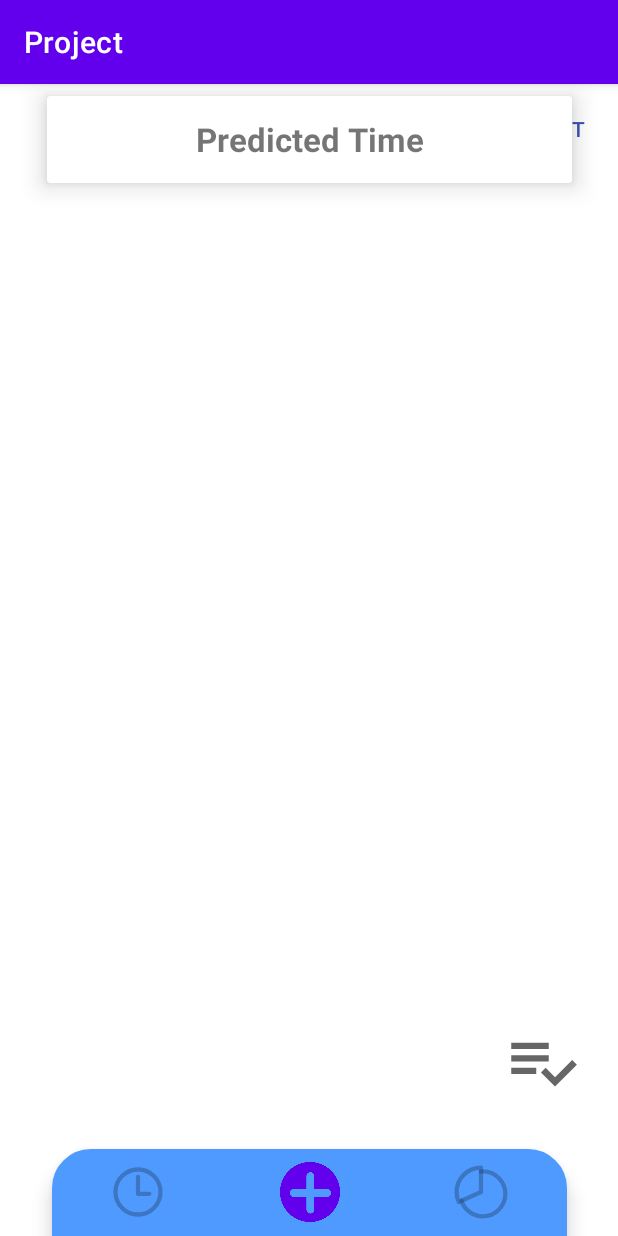
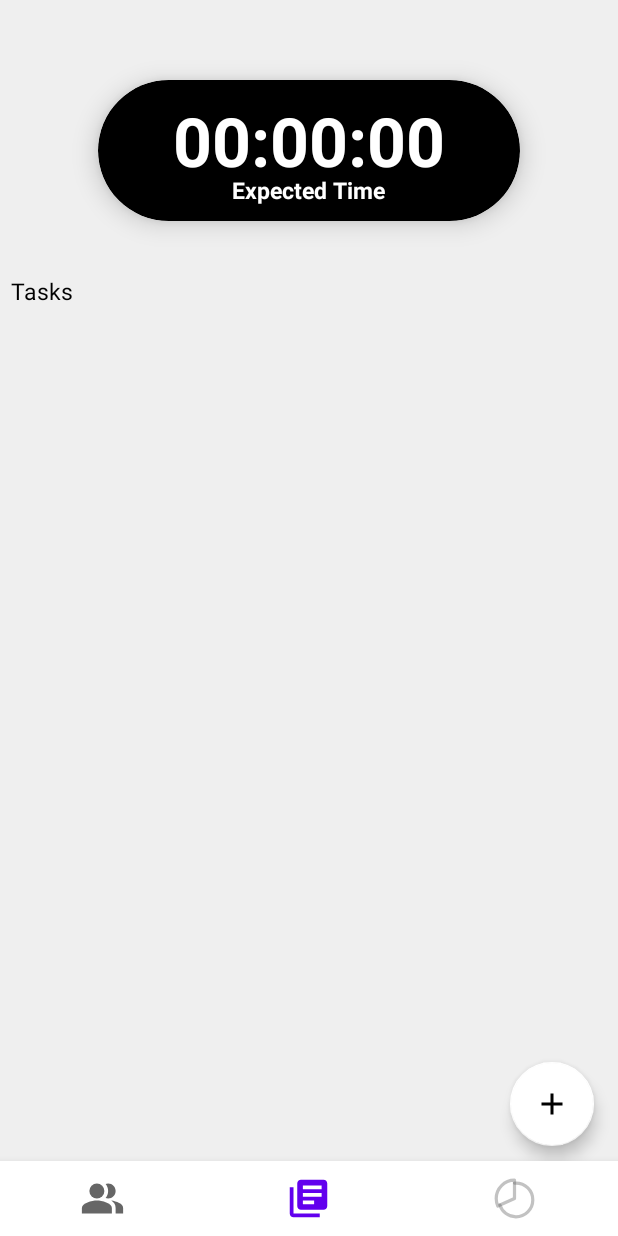
Before and after one commit to vansh482/Padh.Le, an Android app: the screen it shows after launch once a user with an empty profile is signed in (MainActivity), on a phone screen of 412 x 824 dp. Run offline under Robolectric (Android 15) with nearby library versions, the phone set to English and light mode, and no system bars; our stand-ins replace Firebase (no records; nobody signed in at launch, a user with empty details on screens opened directly), Volley; libraries missing offline, so code that uses them is left out: com.firebase.ui, it.xabaras.android; network calls fail.

Commit message:
added some animations, and rounded corners in recView

```diff
--- a/app/build.gradle
+++ b/app/build.gradle
@@ -30,6 +30,7 @@ android {
 
 dependencies {
     implementation 'com.google.android.material:material:1.2.1'
+    implementation 'com.google.android.material:material:1.3.0-alpha02'
     implementation 'androidx.appcompat:appcompat:1.5.1'
     implementation 'com.google.android.material:material:1.7.0'
     implementation 'androidx.constraintlayout:constraintlayout:2.1.4'
--- a/app/src/main/AndroidManifest.xml
+++ b/app/src/main/AndroidManifest.xml
@@ -2,7 +2,6 @@
 <manifest xmlns:android="http://schemas.android.com/apk/res/android"
     xmlns:tools="http://schemas.android.com/tools"
     package="com.example.project">
-
     <uses-permission android:name="android.permission.INTERNET" />
 
     <application
--- a/app/src/main/java/com/example/project/FirstFragment.java
+++ b/app/src/main/java/com/example/project/FirstFragment.java
@@ -34,6 +34,7 @@ import com.android.volley.toolbox.Volley;
 import com.google.android.gms.tasks.OnCompleteListener;
 import com.google.android.gms.tasks.OnFailureListener;
 import com.google.android.gms.tasks.OnSuccessListener;
+import com.google.android.material.floatingactionbutton.FloatingActionButton;
 import com.google.android.material.snackbar.Snackbar;
 import com.google.firebase.auth.FirebaseAuth;
 import com.google.firebase.auth.FirebaseUser;
@@ -58,7 +59,7 @@ public class FirstFragment extends Fragment {
 
     RecyclerView recyclerView;
     RecyclerAdapter recyclerAdapter;
-    ImageView enter;
+    FloatingActionButton enter;
 
     RecyclerAdapter.RecyclerViewClickListener listener;
     List<Task> myList;
@@ -332,7 +333,7 @@ public class FirstFragment extends Fragment {
                             String data = jsonObject.getString("time");
                             long time = Integer.parseInt(data) - 98;
                             data = calcSTime(time*60*1000);
-                            predictedTime.setText("Predicted Time: "+ data);
+                            predictedTime.setText(data);
                         } catch (JSONException e) {
                             e.printStackTrace();
                         }
--- a/app/src/main/java/com/example/project/FragmentBegin.java
+++ b/app/src/main/java/com/example/project/FragmentBegin.java
@@ -21,6 +21,7 @@ import androidx.recyclerview.widget.LinearLayoutManager;
 import com.google.android.gms.tasks.OnCompleteListener;
 import com.google.android.gms.tasks.OnFailureListener;
 import com.google.android.gms.tasks.OnSuccessListener;
+import com.google.android.material.floatingactionbutton.FloatingActionButton;
 import com.google.firebase.auth.FirebaseAuth;
 import com.google.firebase.auth.FirebaseUser;
 import com.google.firebase.firestore.CollectionReference;
@@ -40,6 +41,7 @@ public class FragmentBegin extends Fragment {
     Button create_button;
     EditText entered_id;
     CardView cardView, cardView1;
+    FloatingActionButton signOut;
     FirebaseUser user= FirebaseAuth.getInstance().getCurrentUser();
     FirebaseFirestore db = FirebaseFirestore.getInstance();
     @SuppressLint("MissingInflatedId")
@@ -57,11 +59,11 @@ public class FragmentBegin extends Fragment {
         entered_id = view.findViewById(R.id.entered_id);
         cardView = view.findViewById(R.id.cardView);
         cardView1 = view.findViewById(R.id.cardView1);
-
+        signOut = view.findViewById(R.id.signOut);
 //        animateButton(join_button);
 //        animateButton(create_button);
-        animateView(cardView1, 1000);
-        animateView(cardView, 2000);
+        animateView(cardView1, 600);
+        animateView(cardView, 1000);
         join_button.setOnClickListener(new View.OnClickListener() {
             @Override
             public void onClick(View v) {
@@ -185,6 +187,13 @@ public class FragmentBegin extends Fragment {
 //                getActivity().getSupportFragmentManager().beginTransaction().add(R.id.container, session).commit();
             }
         });
+
+        signOut.setOnClickListener(new View.OnClickListener() {
+            @Override
+            public void onClick(View view) {
+
+            }
+        });
         return view;
     }
 
--- /dev/null
+++ b/app/src/main/res/drawable/add_task_floating.xml
@@ -0,0 +1,5 @@
+<vector android:height="24dp" android:tint="#000000"
+    android:viewportHeight="24" android:viewportWidth="24"
+    android:width="24dp" xmlns:android="http://schemas.android.com/apk/res/android">
+    <path android:fillColor="@android:color/white" android:pathData="M19,13h-6v6h-2v-6H5v-2h6V5h2v6h6v2z"/>
+</vector>
--- a/app/src/main/res/drawable/b.xml
+++ b/app/src/main/res/drawable/b.xml
@@ -1,5 +1,5 @@
 <shape xmlns:android="http://schemas.android.com/apk/res/android" android:shape="rectangle">
-    <corners android:topLeftRadius="25sp" android:topRightRadius="25sp"/>
-    <solid android:color="#4F9AFF"/>
-    <stroke android:width="1dip" android:color="#4F9AFF"/>
+    <corners android:radius="15dp"/>
+    <solid android:color="#ffffff"/>
+    <stroke android:width="1dip" android:color="#104800b6"/>
 </shape>
--- /dev/null
+++ b/app/src/main/res/drawable/friends.xml
@@ -0,0 +1,12 @@
+<vector android:height="24dp" android:tint="#000000"
+    android:viewportHeight="24" android:viewportWidth="24"
+    android:width="24dp" xmlns:android="http://schemas.android.com/apk/res/android">
+    <path android:fillColor="@android:color/white"
+        android:fillType="evenOdd" android:pathData="M16.67,13.13C18.04,14.06 19,15.32 19,17v3h4v-3C23,14.82 19.43,13.53 16.67,13.13z"/>
+    <path android:fillColor="@android:color/white"
+        android:fillType="evenOdd" android:pathData="M9,8m-4,0a4,4 0,1 1,8 0a4,4 0,1 1,-8 0"/>
+    <path android:fillColor="@android:color/white"
+        android:fillType="evenOdd" android:pathData="M15,12c2.21,0 4,-1.79 4,-4c0,-2.21 -1.79,-4 -4,-4c-0.47,0 -0.91,0.1 -1.33,0.24C14.5,5.27 15,6.58 15,8s-0.5,2.73 -1.33,3.76C14.09,11.9 14.53,12 15,12z"/>
+    <path android:fillColor="@android:color/white"
+        android:fillType="evenOdd" android:pathData="M9,13c-2.67,0 -8,1.34 -8,4v3h16v-3C17,14.34 11.67,13 9,13z"/>
+</vector>
--- /dev/null
+++ b/app/src/main/res/drawable/logout.xml
@@ -0,0 +1,5 @@
+<vector android:height="25dp" android:viewportHeight="384.97"
+    android:viewportWidth="384.97" android:width="25dp" xmlns:android="http://schemas.android.com/apk/res/android">
+    <path android:fillColor="#FF000000" android:pathData="M180.46,360.91H24.06V24.06h156.39c6.64,0 12.03,-5.39 12.03,-12.03s-5.39,-12.03 -12.03,-12.03H12.03C5.39,0 0,5.39 0,12.03V372.94c0,6.64 5.39,12.03 12.03,12.03h168.42c6.64,0 12.03,-5.39 12.03,-12.03C192.49,366.3 187.1,360.91 180.46,360.91z"/>
+    <path android:fillColor="#FF000000" android:pathData="M381.48,184.09l-83.01,-84.2c-4.7,-4.75 -12.32,-4.74 -17.01,0c-4.7,4.74 -4.7,12.44 0,17.18l62.56,63.46H96.28c-6.64,0 -12.03,5.44 -12.03,12.15c0,6.71 5.39,12.15 12.03,12.15h247.74l-62.56,63.46c-4.7,4.75 -4.7,12.44 0,17.18c4.7,4.75 12.32,4.75 17.01,0l83,-84.2C386.11,196.59 386.16,188.76 381.48,184.09z"/>
+</vector>
--- /dev/null
+++ b/app/src/main/res/drawable/signout.xml
@@ -0,0 +1,5 @@
+<vector android:height="24dp" android:tint="#000000"
+    android:viewportHeight="24" android:viewportWidth="24"
+    android:width="24dp" xmlns:android="http://schemas.android.com/apk/res/android">
+    <path android:fillColor="@android:color/white" android:pathData="M9.5,5.5c1.1,0 2,-0.9 2,-2s-0.9,-2 -2,-2s-2,0.9 -2,2S8.4,5.5 9.5,5.5zM5.75,8.9L3,23h2.1l1.75,-8L9,17v6h2v-7.55L8.95,13.4l0.6,-3C10.85,12 12.8,13 15,13v-2c-1.85,0 -3.45,-1 -4.35,-2.45L9.7,6.95C9.35,6.35 8.7,6 8,6C7.75,6 7.5,6.05 7.25,6.15L2,8.3V13h2V9.65L5.75,8.9M13,2v7h3.75v14h1.5V9H22V2H13zM18.01,8V6.25H14.5v-1.5h3.51V3l2.49,2.5L18.01,8z"/>
+</vector>
--- /dev/null
+++ b/app/src/main/res/drawable/tasks.xml
@@ -0,0 +1,5 @@
+<vector android:height="24dp" android:tint="#000000"
+    android:viewportHeight="24" android:viewportWidth="24"
+    android:width="24dp" xmlns:android="http://schemas.android.com/apk/res/android">
+    <path android:fillColor="@android:color/white" android:pathData="M4,6L2,6v14c0,1.1 0.9,2 2,2h14v-2L4,20L4,6zM20,2L8,2c-1.1,0 -2,0.9 -2,2v12c0,1.1 0.9,2 2,2h12c1.1,0 2,-0.9 2,-2L22,4c0,-1.1 -0.9,-2 -2,-2zM19,11L9,11L9,9h10v2zM15,15L9,15v-2h6v2zM19,7L9,7L9,5h10v2z"/>
+</vector>
--- a/app/src/main/res/layout/activity_main.xml
+++ b/app/src/main/res/layout/activity_main.xml
@@ -26,14 +26,13 @@
 
     <com.google.android.material.bottomnavigation.BottomNavigationView
         android:id="@+id/bottomNavigationView"
-        android:layout_width="343dp"
-        android:layout_height="58dp"
-        android:background="@drawable/b"
-        app:itemIconSize="40dp"
+        android:layout_width="match_parent"
+        android:layout_height="50dp"
+        android:background="@color/white"
+        app:itemIconSize="30dp"
         app:labelVisibilityMode="unlabeled"
         app:layout_constraintBottom_toBottomOf="parent"
         app:layout_constraintEnd_toEndOf="parent"
-        app:layout_constraintHorizontal_bias="0.5"
         app:layout_constraintStart_toStartOf="parent"
         app:menu="@menu/bottom_nav_menu" />
 
--- a/app/src/main/res/layout/fragment_begin.xml
+++ b/app/src/main/res/layout/fragment_begin.xml
@@ -9,6 +9,20 @@
 
     <!-- TODO: Update blank fragment layout -->
 
+    <com.google.android.material.floatingactionbutton.FloatingActionButton
+        android:id="@+id/signOut"
+        android:layout_width="wrap_content"
+        android:layout_height="wrap_content"
+        android:layout_gravity="end"
+        android:elevation="10dp"
+        android:layout_marginEnd="16dp"
+        android:layout_marginBottom="60dp"
+        app:backgroundTint="@color/white"
+        android:src="@drawable/logout"
+        app:fabSize="normal"
+        app:layout_constraintBottom_toBottomOf="parent"
+        app:layout_constraintEnd_toEndOf="parent"
+        />
 
     <androidx.cardview.widget.CardView
         android:id="@+id/cardView1"
--- a/app/src/main/res/layout/fragment_first.xml
+++ b/app/src/main/res/layout/fragment_first.xml
@@ -3,54 +3,95 @@
     xmlns:android="http://schemas.android.com/apk/res/android"
     xmlns:app="http://schemas.android.com/apk/res-auto"
     xmlns:tools="http://schemas.android.com/tools"
+    android:background="@color/bg"
     android:layout_width="match_parent"
     android:layout_height="match_parent"
     tools:context=".FirstFragment">
 
+
     <androidx.recyclerview.widget.RecyclerView
         android:id="@+id/recyclerView"
-        android:layout_width="350dp"
-        android:layout_height="500dp"
-        android:layout_marginStart="16dp"
+        android:layout_width="match_parent"
+        android:layout_height="450dp"
+        android:layout_marginHorizontal="5dp"
         app:layout_constraintBottom_toBottomOf="parent"
         app:layout_constraintEnd_toEndOf="parent"
-        app:layout_constraintHorizontal_bias="0.358"
+        app:layout_constraintHorizontal_bias="1.0"
         app:layout_constraintStart_toStartOf="parent"
         app:layout_constraintTop_toTopOf="parent"
-        app:layout_constraintVertical_bias="0.408" />
+        app:layout_constraintVertical_bias="0.700" />
 
-    <ImageView
+    <com.google.android.material.floatingactionbutton.FloatingActionButton
         android:id="@+id/enter"
-        android:layout_width="50dp"
-        android:layout_height="50dp"
+        android:layout_width="wrap_content"
+        android:layout_height="wrap_content"
+        android:layout_gravity="end"
+        android:elevation="10dp"
+        android:layout_marginEnd="16dp"
+        android:layout_marginBottom="60dp"
+        app:backgroundTint="@color/white"
+        android:src="@drawable/add_task_floating"
+        app:fabSize="normal"
+        app:layout_constraintBottom_toBottomOf="parent"
+        app:layout_constraintEnd_toEndOf="parent"/>
+
+    <TextView
+        android:layout_width="wrap_content"
+        android:layout_height="wrap_content"
+        android:text="Tasks"
+        android:textColor="@color/black"
+        android:textSize="15dp"
         app:layout_constraintBottom_toBottomOf="parent"
         app:layout_constraintEnd_toEndOf="parent"
-        app:layout_constraintHorizontal_bias="0.93"
+        app:layout_constraintHorizontal_bias="0"
+        android:layout_marginLeft="7dp"
         app:layout_constraintStart_toStartOf="parent"
         app:layout_constraintTop_toTopOf="parent"
-        app:layout_constraintVertical_bias="0.873"
-        app:srcCompat="@drawable/add_item" />
+        app:layout_constraintVertical_bias="0.228" />
 
     <androidx.cardview.widget.CardView
-        android:layout_width="350dp"
-        android:layout_height="58dp"
+        android:id="@+id/cardView3"
+        android:layout_width="wrap_content"
+        android:layout_height="94dp"
+        app:cardBackgroundColor="@color/black"
+        app:cardCornerRadius="100dp"
         app:cardElevation="10dp"
         app:layout_constraintBottom_toBottomOf="parent"
         app:layout_constraintEnd_toEndOf="parent"
+
         app:layout_constraintStart_toStartOf="parent"
         app:layout_constraintTop_toTopOf="parent"
-        app:layout_constraintVertical_bias="0.011">
+        app:layout_constraintVertical_bias="0.073">
+
+        <TextView
+            android:id="@+id/predictedTime1"
+            android:layout_width="wrap_content"
+            android:layout_height="wrap_content"
+            android:layout_gravity="bottom|center"
+
+            android:layout_marginBottom="10dp"
+            android:text="Expected Time"
+            android:textColor="@color/white"
+            android:textSize="15sp"
+
+            android:textStyle="bold"
+            app:layout_constraintBottom_toTopOf="@+id/recyclerView"
+            app:layout_constraintEnd_toEndOf="parent"
+            app:layout_constraintStart_toStartOf="parent"
+            app:layout_constraintTop_toTopOf="parent" />
 
         <TextView
             android:id="@+id/predictedTime"
             android:layout_width="wrap_content"
-            android:layout_marginHorizontal="20dp"
-            android:layout_height="50dp"
-            android:layout_gravity="center"
-            android:gravity="center"
-            android:text="Predicted Time"
+            android:layout_height="wrap_content"
+            android:layout_gravity="center|top"
+            android:layout_marginHorizontal="50dp"
+            android:layout_marginTop="10dp"
+            android:text="00:00:00"
+
+            android:textColor="@color/white"
+            android:textSize="45sp"
             android:textStyle="bold"
-            android:textSize="22dp"
             app:layout_constraintBottom_toTopOf="@+id/recyclerView"
             app:layout_constraintEnd_toEndOf="parent"
             app:layout_constraintStart_toStartOf="parent"
--- a/app/src/main/res/layout/row_item.xml
+++ b/app/src/main/res/layout/row_item.xml
@@ -3,11 +3,14 @@
     xmlns:app="http://schemas.android.com/apk/res-auto"
     xmlns:tools="http://schemas.android.com/tools"
     android:layout_width="match_parent"
-    android:background="?attr/selectableItemBackground"
+    android:background="@drawable/b"
+    android:layout_marginTop="7dp"
+    android:foreground="?attr/selectableItemBackground"
     android:layout_height="wrap_content">
 
 
     <androidx.cardview.widget.CardView
+
         android:id="@+id/cardView2"
         android:layout_width="wrap_content"
         android:layout_height="wrap_content"
@@ -33,6 +36,7 @@
         android:layout_width="181dp"
         android:layout_height="21dp"
         android:text="TextView"
+        android:paddingStart="10dp"
         android:textAppearance="@style/TextAppearance.AppCompat.Small"
         app:layout_constraintBottom_toBottomOf="parent"
         app:layout_constraintStart_toStartOf="@+id/taskName"
@@ -44,6 +48,7 @@
         android:layout_height="30dp"
         android:layout_marginStart="60dp"
         android:text="TextView"
+        android:paddingStart="10dp"
         android:textAppearance="@style/TextAppearance.AppCompat.Large"
         app:layout_constraintBottom_toTopOf="@+id/taskType"
         app:layout_constraintEnd_toEndOf="parent"
@@ -55,6 +60,7 @@
         android:layout_width="120dp"
         android:layout_height="22dp"
         android:layout_marginTop="8dp"
+        android:paddingStart="10dp"
         android:layout_marginBottom="8dp"
         android:text="TextView"
         app:layout_constraintBottom_toBottomOf="parent"
--- a/app/src/main/res/menu/bottom_nav_menu.xml
+++ b/app/src/main/res/menu/bottom_nav_menu.xml
@@ -3,14 +3,14 @@
     xmlns:app="http://schemas.android.com/apk/res-auto">
     <item
         android:id="@+id/time_outline"
-        android:title="time"
+        android:title="session"
         app:labelVisibilityMode="unlabeled"
-        android:icon="@drawable/ic_time_outline" />
+        android:icon="@drawable/friends" />
     <item
         android:id="@+id/add_sign"
-        android:title="add"
+        android:title="task"
         app:labelVisibilityMode="unlabeled"
-        android:icon="@drawable/add"
+        android:icon="@drawable/tasks"
         />
     <item
         android:id="@+id/pie_chart"
--- a/app/src/main/res/values/colors.xml
+++ b/app/src/main/res/values/colors.xml
@@ -9,4 +9,5 @@
     <color name="teal_700">#FF018786</color>
     <color name="black">#FF000000</color>
     <color name="white">#FFFFFFFF</color>
+    <color name="bg">#EFEFEF</color>
 </resources>
--- a/app/src/main/res/values/themes.xml
+++ b/app/src/main/res/values/themes.xml
@@ -12,5 +12,8 @@
         <!-- Status bar color. -->
         <item name="android:statusBarColor" tools:targetApi="l">?attr/colorPrimaryVariant</item>
         <!-- Customize your theme here. -->
+        <item name="windowActionBar">false</item>
+        <item name="windowNoTitle">true</item>
+        <item name="android:windowFullscreen">true</item>
     </style>
 </resources>
```
